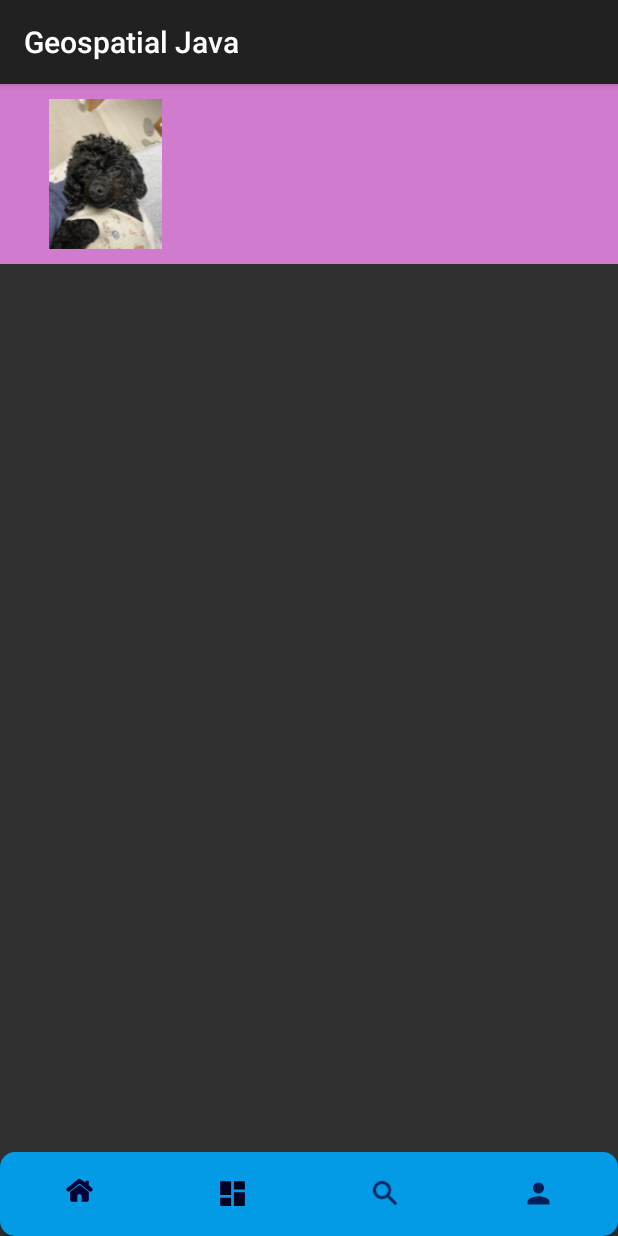
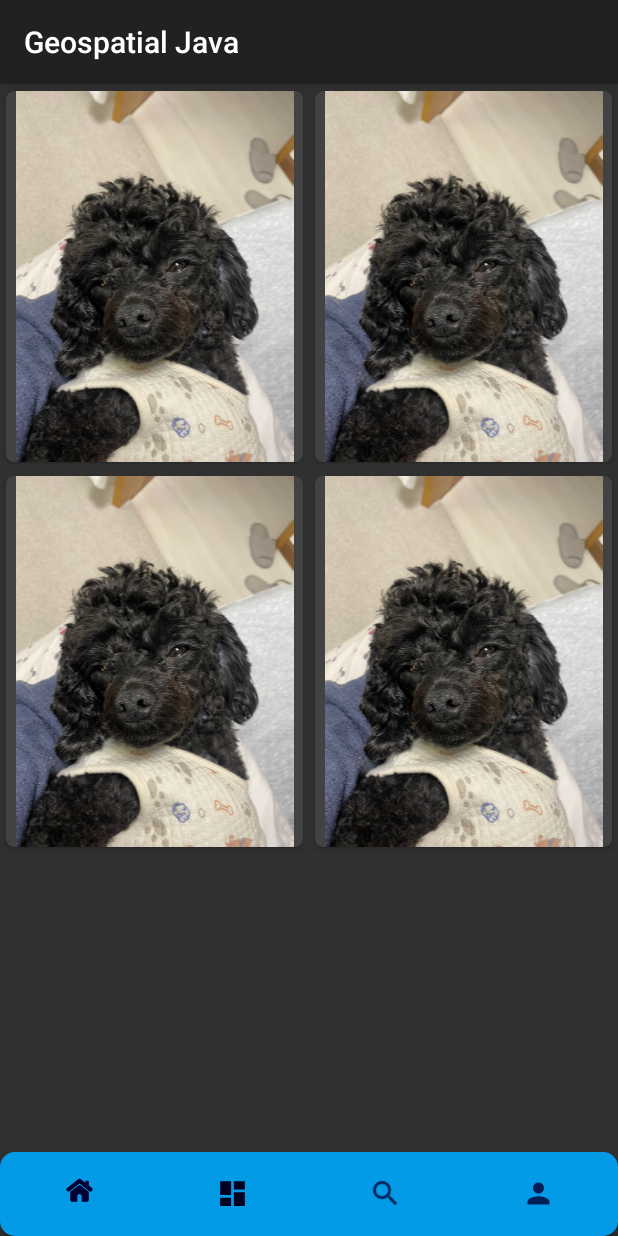
Before and after one commit to twoone17/AR_PhotoZone, an Android app: the screen it shows after launch (HelloActivity), item 2 of the bottom bar chosen, on a phone screen of 412 x 824 dp. Run offline under Robolectric (Android 15) with nearby library versions, the phone set to English and light mode, and no system bars; pictures from the network do not load.

```diff
--- a/app/src/main/java/com/google/ar/core/examples/java/app/board/BoardAdapter.kt
+++ b/app/src/main/java/com/google/ar/core/examples/java/app/board/BoardAdapter.kt
@@ -12,7 +12,7 @@ class BoardAdapter(private val context: Context) : RecyclerView.Adapter<BoardAda
 
     var datas = mutableListOf<BoardData>()
     override fun onCreateViewHolder(parent: ViewGroup, viewType: Int): ViewHolder {
-        val view = LayoutInflater.from(context).inflate(R.layout.item_recycler_ex,parent,false)
+        val view = LayoutInflater.from(context).inflate(R.layout.fragment_board_recycler_element,parent,false)
         return ViewHolder(view)
     }
 
--- a/app/src/main/java/com/google/ar/core/examples/java/app/board/Boardfragment.kt
+++ b/app/src/main/java/com/google/ar/core/examples/java/app/board/Boardfragment.kt
@@ -1,14 +1,14 @@
 package com.google.ar.core.examples.java.app.board
 
 import android.os.Bundle
-import android.util.Log
 import androidx.fragment.app.Fragment
 import android.view.LayoutInflater
 import android.view.View
 import android.view.ViewGroup
+import androidx.recyclerview.widget.GridLayoutManager
 import androidx.recyclerview.widget.RecyclerView
 import com.google.ar.core.examples.java.geospatial.R
-import kotlinx.android.synthetic.main.fragment_second.*
+import kotlinx.android.synthetic.main.fragment_board.*
 
 class Boardfragment : Fragment() {
 
@@ -18,7 +18,7 @@ class Boardfragment : Fragment() {
     override fun onCreateView(inflater: LayoutInflater, container: ViewGroup?,
                               savedInstanceState: Bundle?): View? {
         // Inflate the layout for this fragment
-        val v =  inflater.inflate(R.layout.fragment_second, container, false)
+        val v =  inflater.inflate(R.layout.fragment_board, container, false)
         initRecycler(v)
 
         return v
@@ -26,12 +26,17 @@ class Boardfragment : Fragment() {
 
     private fun initRecycler(v : View) {
         boardAdapter = BoardAdapter(this.requireContext())
-        val recyclerView: RecyclerView = v.findViewById(R.id.rv_profile)
+        val recyclerView: RecyclerView = v.findViewById(R.id.recyclerView_BoardItem)
         recyclerView.adapter = boardAdapter
 //        rv_profile.adapter = boardAdapter
 
+        val gm = GridLayoutManager(v.context, 2)
+        recyclerView.layoutManager = gm
 
         datas.apply {
+            add(BoardData(img = R.drawable.kkarmi))
+            add(BoardData(img = R.drawable.kkarmi))
+            add(BoardData(img = R.drawable.kkarmi))
             add(BoardData(img = R.drawable.kkarmi))
             boardAdapter.datas = datas
             boardAdapter.notifyDataSetChanged()
--- /dev/null
+++ b/app/src/main/res/layout/fragment_board.xml
@@ -0,0 +1,21 @@
+<?xml version="1.0" encoding="utf-8"?>
+<RelativeLayout
+    xmlns:android="http://schemas.android.com/apk/res/android"
+    xmlns:app="http://schemas.android.com/apk/res-auto"
+    xmlns:tools="http://schemas.android.com/tools"
+    android:layout_width="match_parent"
+    android:layout_height="match_parent"
+    app:layout_behavior="@string/appbar_scrolling_view_behavior"
+    tools:ignore="ExtraText"
+    android:orientation="vertical"
+    >
+
+
+    <androidx.recyclerview.widget.RecyclerView
+        android:id="@+id/recyclerView_BoardItem"
+        app:layoutManager="androidx.recyclerview.widget.GridLayoutManager"
+        android:layout_width="match_parent"
+        android:layout_height="wrap_content"
+        android:scrollbars="vertical"/>
+
+</RelativeLayout>
--- /dev/null
+++ b/app/src/main/res/layout/fragment_board_recycler_element.xml
@@ -0,0 +1,29 @@
+<?xml version="1.0" encoding="utf-8"?>
+<androidx.cardview.widget.CardView
+    xmlns:android="http://schemas.android.com/apk/res/android"
+    xmlns:tools="http://schemas.android.com/tools"
+    android:layout_width="match_parent"
+    android:layout_height="wrap_content"
+    xmlns:app="http://schemas.android.com/apk/res-auto"
+    app:cardCornerRadius="5dp"
+    app:cardMaxElevation="1dp"
+    app:strokeColor="#000000"
+    app:strokeWidth="20dp"
+    app:cardPreventCornerOverlap="true"
+    app:cardUseCompatPadding="true">
+
+    <androidx.constraintlayout.widget.ConstraintLayout
+        android:layout_width="match_parent"
+        android:layout_height="match_parent">
+
+        <ImageView
+            android:id="@+id/img_rv_photo"
+            android:layout_width="match_parent"
+            android:layout_height="0dp"
+            app:layout_constraintDimensionRatio="4:5"
+            tools:ignore="MissingConstraints"
+            tools:layout_editor_absoluteX="0dp"
+            tools:layout_editor_absoluteY="0dp" />
+
+    </androidx.constraintlayout.widget.ConstraintLayout>
+</androidx.cardview.widget.CardView>
--- a/app/src/main/res/layout/fragment_second.xml
+++ /dev/null
@@ -1,20 +0,0 @@
-<?xml version="1.0" encoding="utf-8"?>
-<androidx.constraintlayout.widget.ConstraintLayout xmlns:android="http://schemas.android.com/apk/res/android"
-    xmlns:app="http://schemas.android.com/apk/res-auto"
-    xmlns:tools="http://schemas.android.com/tools"
-    android:layout_width="match_parent"
-    android:layout_height="match_parent"
-    >
-
-    <androidx.recyclerview.widget.RecyclerView
-        android:layout_width="match_parent"
-        android:layout_height="wrap_content"
-        android:id="@+id/rv_profile"
-        app:layoutManager="androidx.recyclerview.widget.GridLayoutManager"
-        android:orientation="vertical"
-        tools:listitem="@layout/item_recycler_ex"
-        app:layout_constraintTop_toTopOf="parent"
-        app:layout_constraintLeft_toLeftOf="parent"
-        app:layout_constraintRight_toRightOf="parent"/>
-
-</androidx.constraintlayout.widget.ConstraintLayout>
--- a/app/src/main/res/layout/item_recycler_ex.xml
+++ /dev/null
@@ -1,22 +0,0 @@
-<?xml version="1.0" encoding="utf-8"?>
-<androidx.constraintlayout.widget.ConstraintLayout xmlns:android="http://schemas.android.com/apk/res/android"
-    android:layout_width="match_parent"
-    android:layout_height="wrap_content"
-    xmlns:tools="http://schemas.android.com/tools"
-    android:paddingHorizontal="20dp"
-    android:paddingVertical="10dp"
-    android:background="@color/purple_500"
-    xmlns:app="http://schemas.android.com/apk/res-auto">
-
-    <ImageView
-        android:id="@+id/img_rv_photo"
-        android:layout_width="100dp"
-        android:layout_height="100dp"
-        android:src="@color/black"
-        app:layout_constraintTop_toTopOf="parent"
-        app:layout_constraintStart_toStartOf="parent"
-        app:layout_constraintBottom_toBottomOf="parent"/>
-
-
-
-</androidx.constraintlayout.widget.ConstraintLayout>
```
